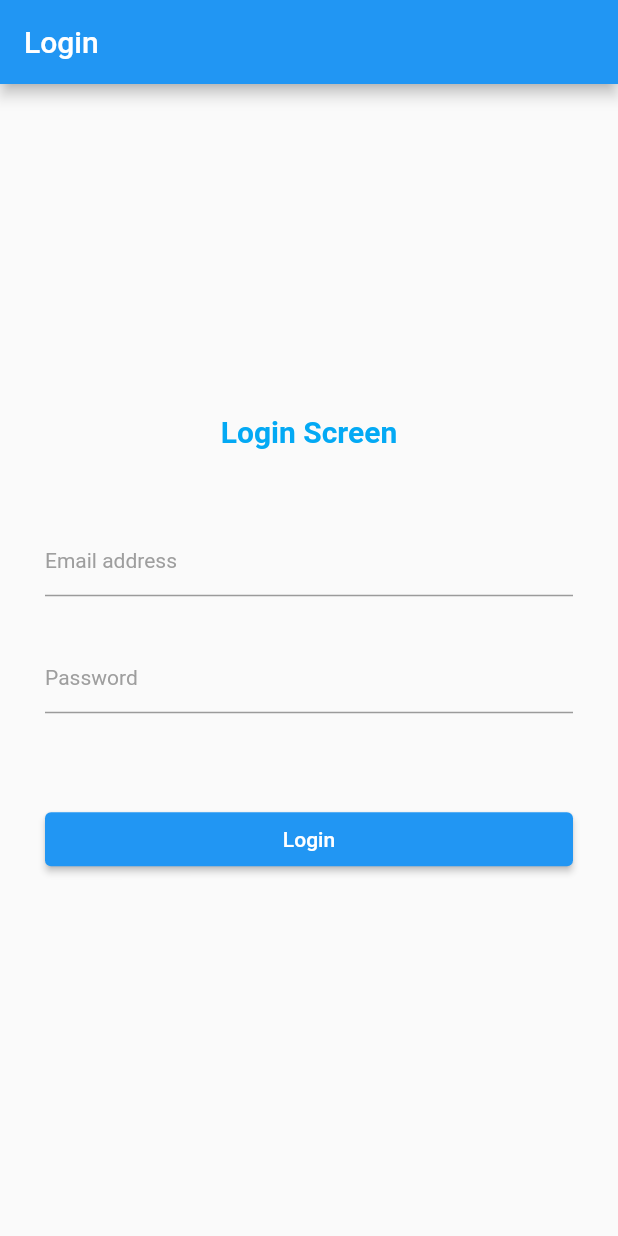
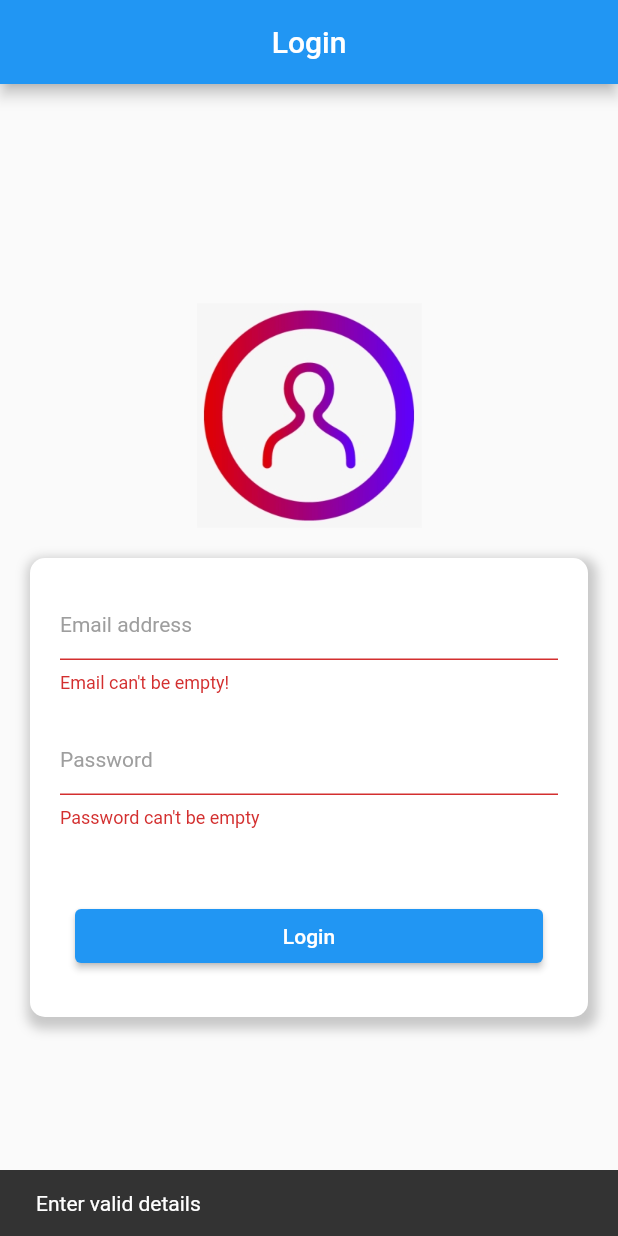
Before and after one commit to gobi1990/flutter_provider_mvvm, a Flutter app: the screen it shows after launch, after a tap on "Login", on a phone screen of 412 x 824 dp. Run offline on Flutter 3.47's test engine with Material 2 defaults, Android fonts, the phone set to English and light mode, and no system bars; our stand-ins replace firebase_auth, firebase_core; missing offline and left inert: cloud_firestore_web, firebase_auth_web, firebase_core_web; accounts and stored records are empty.

Commit message:
Firrebase auth Login changes

```diff
--- a/lib/main.dart
+++ b/lib/main.dart
@@ -1,8 +1,16 @@
+import 'package:firebase_core/firebase_core.dart';
 import 'package:flutter/material.dart';
+import 'package:flutter_provider_mvvm/routes.dart';
+import 'package:flutter_provider_mvvm/services/firebase_auth_services.dart';
+import 'package:flutter_provider_mvvm/services/validator.dart';
+import 'package:flutter_provider_mvvm/view_models/user_view_model.dart';
 import 'package:flutter_provider_mvvm/views/login_page.dart';
+import 'package:provider/provider.dart';
 
-void main() {
+void main() async {
   WidgetsFlutterBinding.ensureInitialized();
+
+  await Firebase.initializeApp();
   runApp(MyApp());
 }
 
@@ -10,12 +18,25 @@ class MyApp extends StatelessWidget {
   // This widget is the root of your application.
   @override
   Widget build(BuildContext context) {
-    return MaterialApp(
-      title: 'Flutter Demo',
-      theme: ThemeData(
-        primarySwatch: Colors.blue,
-      ),
-      home: LoginScreen(),
-    );
+    return MultiProvider(
+        providers: [
+          Provider<FirebaseAuthServices>(
+            create: (context) => FirebaseAuthServices(),
+          ),
+          ChangeNotifierProvider(
+            create: (context) => UserViewModel(),
+          ),
+          ChangeNotifierProvider(
+            create: (context) => Validator(),
+          )
+        ],
+        child: MaterialApp(
+          title: 'Flutter Demo',
+          theme: ThemeData(
+            primarySwatch: Colors.blue,
+          ),
+          onGenerateRoute: Routes.generateRoute,
+          home: LoginScreen(),
+        ));
   }
 }
--- /dev/null
+++ b/lib/routes.dart
@@ -0,0 +1,39 @@
+import 'package:flutter/cupertino.dart';
+import 'package:flutter/material.dart';
+import 'package:flutter_provider_mvvm/views/home_page.dart';
+import 'package:flutter_provider_mvvm/views/login_page.dart';
+
+class Routes {
+  Routes._();
+
+  static const String home = '/views/home_page';
+  static const String login = '/views/login_page';
+
+  static Route<dynamic> generateRoute(RouteSettings settings) {
+    final args = settings.arguments;
+
+    switch (settings.name) {
+      case home:
+        return MaterialPageRoute(builder: (_) => HomeScreen());
+        break;
+      case login:
+        return MaterialPageRoute(builder: (_) => LoginScreen());
+        break;
+      default:
+        return errorRoute();
+    }
+  }
+
+  static Route<dynamic> errorRoute() {
+    return MaterialPageRoute(builder: (_) {
+      return Scaffold(
+        appBar: AppBar(
+          title: Text('Home'),
+        ),
+        body: Center(
+          child: Text('Error'),
+        ),
+      );
+    });
+  }
+}
--- /dev/null
+++ b/lib/services/firebase_auth_services.dart
@@ -0,0 +1,28 @@
+import 'dart:async';
+
+import 'package:firebase_auth/firebase_auth.dart';
+
+class FirebaseAuthServices {
+  FirebaseAuth auth = FirebaseAuth.instance;
+
+////////////////// Login User with Email and password.......................  return firebase user
+  Future<User> signInWIthEmailPassword(String email, String password) async {
+    UserCredential usercredential =
+        await auth.signInWithEmailAndPassword(email: email, password: password);
+
+    return usercredential.user;
+  }
+
+/////////////////// Register user with email and password ..................... return firebase user
+  Future<User> signUpWIthEmailPassword(String email, String password) async {
+    UserCredential usercredential = await auth.createUserWithEmailAndPassword(
+        email: email, password: password);
+
+    return usercredential.user;
+  }
+
+////////////////// Firebase auth log out ....................
+  Future<void> signOut() async {
+    return await auth.signOut();
+  }
+}
--- /dev/null
+++ b/lib/services/validator.dart
@@ -0,0 +1,59 @@
+import 'package:flutter/material.dart';
+import 'package:flutter/widgets.dart';
+
+class Validator extends ChangeNotifier {
+  String emailError;
+  String passwordError;
+
+  String email;
+  String pasword;
+
+  setEmail(String email) {
+    email = email;
+    validateEmail(email);
+  }
+
+  setPassword(String password) {
+    password = password;
+  }
+
+///////////// Validate email address .............. empty or wrong email ---> email error
+  bool validateEmail(String value) {
+    var emailValid = RegExp(
+            r"^[a-zA-Z0-9.a-zA-Z0-9.!#$%&'*+-/=?^_`{|}~]+@[a-zA-Z0-9]+\.[a-zA-Z]+")
+        .hasMatch(value);
+    if (value.isEmpty) {
+      emailError = 'Email can\'t be empty!';
+    } else if (!emailValid) {
+      emailError = 'Enter valid email address!';
+    } else {
+      emailError = null;
+      return true;
+    }
+
+    return false;
+  }
+
+  bool validatePassword(String value) {
+    if (value.isEmpty) {
+      passwordError = "Password can't be empty";
+    } else if (value.length < 6) {
+      passwordError = 'Password must have at least 6 characters';
+    } else {
+      passwordError = null;
+      return true;
+    }
+
+    return false;
+  }
+
+/////////////// Show error message with bottom snack bar........................
+  showErrorMessage(GlobalKey<ScaffoldState> key, String message) {
+    final snackBar = SnackBar(
+      content: Text(message),
+      duration: Duration(seconds: 3),
+    );
+
+    key.currentState.showSnackBar(snackBar);
+  }
+}
--- /dev/null
+++ b/lib/view_models/user_view_model.dart
@@ -0,0 +1,21 @@
+import 'package:firebase_auth/firebase_auth.dart';
+import 'package:flutter/cupertino.dart';
+
+class UserViewModel extends ChangeNotifier {
+  User _currentUser;
+
+  bool _loading = false;
+
+  User get currentUser => _currentUser;
+
+  bool get loading => _loading;
+
+  setLoading(bool load) {
+    _loading = load;
+    notifyListeners();
+  }
+
+  setUser(User user) {
+    _currentUser = user;
+  }
+}
--- a/lib/views/login_page.dart
+++ b/lib/views/login_page.dart
@@ -1,6 +1,13 @@
+import 'package:firebase_auth/firebase_auth.dart';
 import 'package:flutter/material.dart';
 import 'package:flutter/widgets.dart';
+import 'package:flutter_provider_mvvm/services/firebase_auth_services.dart';
+import 'package:flutter_provider_mvvm/services/validator.dart';
+import 'package:flutter_provider_mvvm/view_models/user_view_model.dart';
 import 'package:flutter_provider_mvvm/widgets/text_field.dart';
+import 'package:provider/provider.dart';
+
+import '../routes.dart';
 
 class LoginScreen extends StatefulWidget {
   LoginScreen({Key key}) : super(key: key);
@@ -13,6 +20,8 @@ class _LoginScreenState extends State<LoginScreen> {
   final _emailController = TextEditingController();
   final _passswordController = TextEditingController();
 
+  final GlobalKey<ScaffoldState> _scaffoldkey = new GlobalKey<ScaffoldState>();
+
   @override
   void initState() {
     // TODO: implement initState
@@ -21,8 +30,16 @@ class _LoginScreenState extends State<LoginScreen> {
 
   @override
   Widget build(BuildContext context) {
+    ///////////// Listening user view model by provider ........... context.watch - listener <---- notifylistener
+    final userViewModel = context.watch<UserViewModel>();
+    final _validator = context.read<Validator>();
+    ////// Provider.of<UserViewModel>(context, listen: false);
     return Scaffold(
-      appBar: AppBar(title: Text('Login')),
+      key: _scaffoldkey,
+      appBar: AppBar(
+        title: Text('Login'),
+        centerTitle: true,
+      ),
       body: Container(
         child: Center(
           child: SingleChildScrollView(
@@ -30,38 +47,109 @@ class _LoginScreenState extends State<LoginScreen> {
               mainAxisAlignment: MainAxisAlignment.start,
               crossAxisAlignment: CrossAxisAlignment.center,
               children: [
-                Text(
-                  'Login Screen',
-                  style: TextStyle(
-                      color: Colors.lightBlue,
-                      fontSize: 20,
-                      fontWeight: FontWeight.bold),
-                ),
+                Container(
+                    child: SizedBox(
+                        width: 150,
+                        height: 150,
+                        child: Image.asset('assets/login_icon.png'))),
                 SizedBox(
                   height: 20,
                 ),
                 Container(
-                  padding: EdgeInsets.all(30),
+                  decoration: BoxDecoration(
+                      color: Colors.white,
+                      borderRadius: BorderRadius.circular(10),
+                      boxShadow: [
+                        BoxShadow(
+                          offset: Offset(2, 4),
+                          color: Colors.black.withOpacity(0.2),
+                          blurRadius: 6,
+                          spreadRadius: 4,
+                        )
+                      ]),
+                  margin: EdgeInsets.symmetric(horizontal: 20),
+                  padding: EdgeInsets.only(
+                    bottom: 10,
+                  ),
+                  child: Column(
+                    children: [
+                      ///////////// email text field...................
+                      Container(
+                        padding: EdgeInsets.all(20),
                         child: TextFieldWidget(
                           textController: _emailController,
                           hint: 'Email address',
+                          errorText: _validator.emailError,
+                          onChanged: _validator.setEmail(_emailController.text),
                         ),
                       ),
+                      //////////// password text field ....................
                       Container(
-                  padding: EdgeInsets.only(left: 30, right: 30, bottom: 20),
+                        padding:
+                            EdgeInsets.only(left: 20, right: 20, bottom: 8),
                         child: TextFieldWidget(
-                    textController: _emailController,
+                          textController: _passswordController,
                           hint: 'Password',
+                          errorText: _validator.passwordError,
                         ),
                       ),
+                      ///////////// Login button ....................
                       Container(
                           width: double.infinity,
                           margin: EdgeInsets.only(
                               left: 30, right: 30, top: 40, bottom: 20),
                           child: ElevatedButton(
+                            child: Stack(
+                              children: [
+                                Visibility(
+                                  visible: !userViewModel.loading,
                                   child: Text('Login'),
-                      onPressed: () {},
+                                ),
+
+                                ///////////// Loading circular indicator................
+                                Visibility(
+                                    visible: userViewModel.loading,
+                                    child: SizedBox(
+                                      height: 20.0,
+                                      width: 20.0,
+                                      child: CircularProgressIndicator(
+                                        backgroundColor: Colors.white,
+                                        strokeWidth: 3,
+                                      ),
                                     ))
+                              ],
+                            ),
+                            onPressed: () async {
+                              userViewModel.setLoading(true);
+
+/////////////////////////////// Email & password validation...............................
+                              bool emailvalidation = _validator
+                                  .validateEmail(_emailController.text);
+
+                              bool passwordValidation = _validator
+                                  .validatePassword(_passswordController.text);
+
+                              if (emailvalidation && passwordValidation) {
+                                ////////////// Login with firebase auth .................
+                                User user = await _loginByFirebaseAuth(context);
+                                if (user != null) {
+                                  //////// home screen navigation................
+                                  Navigator.pushNamedAndRemoveUntil(
+                                      context, Routes.home, (route) => false);
+                                } else {
+                                  _validator.showErrorMessage(_scaffoldkey,
+                                      'Invalid email and password!');
+                                }
+                              } else {
+                                _validator.showErrorMessage(
+                                    _scaffoldkey, 'Enter valid details');
+                              }
+                              userViewModel.setLoading(false);
+                            },
+                          ))
+                    ],
+                  ),
+                ),
               ],
             ),
           ),
@@ -69,4 +157,19 @@ class _LoginScreenState extends State<LoginScreen> {
       ),
     );
   }
+
+///////////////////// Login with firebase auth services......................
+  Future<User> _loginByFirebaseAuth(BuildContext context) async {
+    try {
+      //////////// Only reading/using the class.................. not listen ///////////////
+      final auth = Provider.of<FirebaseAuthServices>(context, listen: false);
+      final user = await auth.signInWIthEmailPassword(
+          _emailController.text, _passswordController.text);
+
+      return user;
+    } catch (e) {
+      print(e);
+      return null;
     }
+  }
+}
--- a/pubspec.yaml
+++ b/pubspec.yaml
@@ -50,8 +50,8 @@ flutter:
   uses-material-design: true
 
   # To add assets to your application, add an assets section, like this:
-  # assets:
-  #   - images/a_dot_burr.jpeg
+  assets:
+    - assets/login_icon.png
   #   - images/a_dot_ham.jpeg
 
   # An image asset can refer to one or more resolution-specific "variants", see
```
Also changed, not shown: lib/view_models/product_view_model.dart (+15 -0 lines), lib/views/auth_check.dart (added, +29 -0 lines), lib/views/home_page.dart (added, +39 -0 lines), assets/login_icon.png (added), 2 other files. Lines whose indentation alone changed are shown as unchanged.
